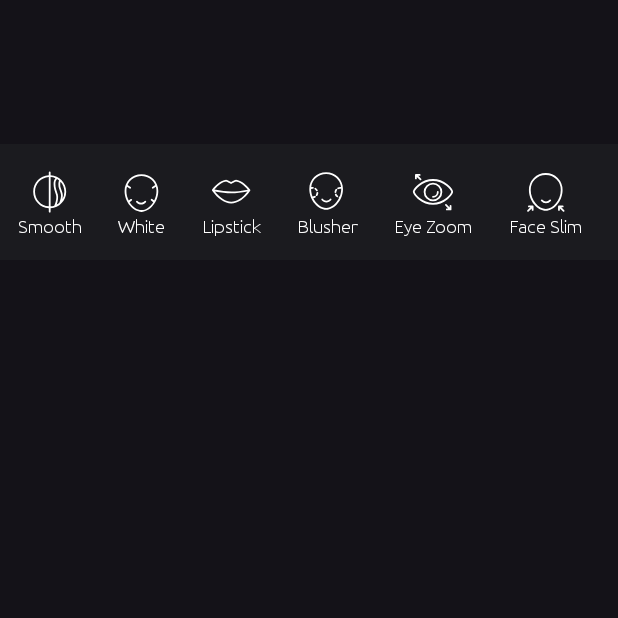
After one commit to AkatsukiRika/ZhouPics, an Android app: the fragment BeautifyFragment shown on its own in the app's theme, on a phone screen of 412 x 824 dp, the top half of it. The commit adds this screen. Run offline under Robolectric (Android 15) with nearby library versions, the phone set to English and light mode, and no system bars.

Commit message:
Feat: Add beautify fragment

```diff
--- a/app/src/main/java/com/tgwgroup/zhoupics/ui/edit/EditActivity.kt
+++ b/app/src/main/java/com/tgwgroup/zhoupics/ui/edit/EditActivity.kt
@@ -13,6 +13,7 @@ import com.tgwgroup.zhoupics.base.BaseActivity
 import com.tgwgroup.zhoupics.databinding.ActivityEditBinding
 import com.tgwgroup.zhoupics.render.RenderHelper
 import com.tgwgroup.zhoupics.ui.edit.adjust.AdjustFragment
+import com.tgwgroup.zhoupics.ui.edit.beautify.BeautifyFragment
 import com.tgwgroup.zhoupics.utils.LogUtil
 import com.tgwgroup.zhoupics.utils.collectIn
 import com.tgwgroup.zhoupics.utils.getBitmap
@@ -102,10 +103,21 @@ class EditActivity : BaseActivity<ActivityEditBinding>() {
     }
 
     private fun updateTabFragment(tabId: Int) {
-        val fragment = AdjustFragment()
-        supportFragmentManager.beginTransaction()
-            .replace(R.id.fcv_tab_fragment, fragment, AdjustFragment.TAG)
-            .commitNowAllowingStateLoss()
+        when (tabId) {
+            TAB_ADJUST -> {
+                val fragment = AdjustFragment()
+                supportFragmentManager.beginTransaction()
+                    .replace(R.id.fcv_tab_fragment, fragment, AdjustFragment.TAG)
+                    .commitNowAllowingStateLoss()
+            }
+
+            TAB_BEAUTIFY -> {
+                val fragment = BeautifyFragment()
+                supportFragmentManager.beginTransaction()
+                    .replace(R.id.fcv_tab_fragment, fragment, BeautifyFragment.TAG)
+                    .commitNowAllowingStateLoss()
+            }
+        }
     }
 
     private fun loadOriginalImage(onLoad: (() -> Unit)? = null, onLoadFailed: (() -> Unit)? = null) {
--- /dev/null
+++ b/app/src/main/java/com/tgwgroup/zhoupics/ui/edit/beautify/BeautifyAdapter.kt
@@ -0,0 +1,50 @@
+package com.tgwgroup.zhoupics.ui.edit.beautify
+
+import android.view.LayoutInflater
+import android.view.ViewGroup
+import androidx.recyclerview.widget.RecyclerView
+import com.tgwgroup.zhoupics.R
+import com.tgwgroup.zhoupics.databinding.ItemAdjustBinding
+
+class BeautifyAdapter : RecyclerView.Adapter<BeautifyAdapter.ViewHolder>() {
+
+    private val items: MutableList<BeautifyItem> = mutableListOf()
+
+    fun setItems(newItems: List<BeautifyItem>) {
+        items.clear()
+        items.addAll(newItems)
+        notifyDataSetChanged()
+    }
+
+    override fun onCreateViewHolder(parent: ViewGroup, viewType: Int): ViewHolder {
+        val binding = ItemAdjustBinding.inflate(LayoutInflater.from(parent.context), parent, false)
+        return ViewHolder(binding)
+    }
+
+    override fun onBindViewHolder(holder: ViewHolder, position: Int) {
+        val item = items[position]
+        holder.bind(item)
+    }
+
+    override fun getItemCount(): Int = items.size
+
+    inner class ViewHolder(private val binding: ItemAdjustBinding) : RecyclerView.ViewHolder(binding.root) {
+        fun bind(item: BeautifyItem) {
+            val context = binding.root.context
+
+            binding.ivIcon.setImageResource(item.icon)
+            binding.tvName.text = item.name
+            if (item.selected) {
+                binding.ivIcon.imageTintList = context.getColorStateList(R.color.theme)
+                binding.tvName.setTextColor(context.getColor(R.color.theme))
+            } else {
+                binding.ivIcon.imageTintList = context.getColorStateList(R.color.white)
+                binding.tvName.setTextColor(context.getColor(R.color.white))
+            }
+
+            binding.root.setOnClickListener {
+                item.onClick()
+            }
+        }
+    }
+}
--- /dev/null
+++ b/app/src/main/java/com/tgwgroup/zhoupics/ui/edit/beautify/BeautifyFragment.kt
@@ -0,0 +1,75 @@
+package com.tgwgroup.zhoupics.ui.edit.beautify
+
+import androidx.core.view.isInvisible
+import androidx.fragment.app.viewModels
+import androidx.lifecycle.lifecycleScope
+import androidx.recyclerview.widget.LinearLayoutManager
+import com.tgwgroup.zhoupics.base.BaseFragment
+import com.tgwgroup.zhoupics.databinding.FragmentBeautifyBinding
+import com.tgwgroup.zhoupics.utils.collectIn
+import com.tgwgroup.zhoupics.widgets.BidirectionalSlider
+
+class BeautifyFragment : BaseFragment<FragmentBeautifyBinding>() {
+    private val beautifyAdapter = BeautifyAdapter()
+
+    private val viewModel by viewModels<BeautifyViewModel>()
+
+    companion object {
+        const val TAG = "BeautifyFragment"
+    }
+
+    override fun onBindingCreate(): FragmentBeautifyBinding {
+        return FragmentBeautifyBinding.inflate(layoutInflater)
+    }
+
+    override fun initView() {
+        super.initView()
+        initRecyclerView()
+        initListeners()
+        initCollectors()
+
+        val binding = binding ?: return
+        binding.slider.bindBubble(binding.sliderBubble)
+    }
+
+    private fun initRecyclerView() {
+        val binding = binding ?: return
+        val context = context ?: return
+        binding.rvBeautify.layoutManager = LinearLayoutManager(context, LinearLayoutManager.HORIZONTAL, false)
+        binding.rvBeautify.adapter = beautifyAdapter
+    }
+
+    private fun initListeners() {
+        val binding = binding ?: return
+        binding.slider.setOnProgressChangeListener(object : BidirectionalSlider.OnProgressChangeListener {
+            override fun onStartTrackingTouch() {}
+
+            override fun onStopTrackingTouch() {}
+
+            override fun onProgressChanged(progress: Float, fromUser: Boolean) {
+            }
+        })
+    }
+
+    private fun initCollectors() {
+        viewModel.itemList.collectIn(lifecycleScope) {
+            beautifyAdapter.setItems(it)
+        }
+
+        viewModel.selectedItemId.collectIn(lifecycleScope) {
+            onSelectedItemChanged(it)
+        }
+    }
+
+    private fun onSelectedItemChanged(itemId: Int?) {
+        val binding = binding ?: return
+        val item = viewModel.itemList.value.find { it.id == itemId }
+        item?.let {
+            binding.slider.post {
+                binding.vSliderGradient.isInvisible = false
+                binding.slider.isInvisible = false
+            }
+        }
+        binding.slider.setValue(0f)
+    }
+}
--- /dev/null
+++ b/app/src/main/java/com/tgwgroup/zhoupics/ui/edit/beautify/BeautifyItem.kt
@@ -0,0 +1,18 @@
+package com.tgwgroup.zhoupics.ui.edit.beautify
+
+import androidx.annotation.DrawableRes
+
+data class BeautifyItem(
+    val id: Int,
+    @DrawableRes val icon: Int,
+    val name: String,
+    var selected: Boolean = false,
+    val onClick: () -> Unit
+)
+
+const val BEAUTIFY_SMOOTH = 0
+const val BEAUTIFY_WHITE = 1
+const val BEAUTIFY_LIPSTICK = 2
+const val BEAUTIFY_BLUSHER = 3
+const val BEAUTIFY_EYE_ZOOM = 4
+const val BEAUTIFY_FACE_SLIM = 5
--- /dev/null
+++ b/app/src/main/java/com/tgwgroup/zhoupics/ui/edit/beautify/BeautifyViewModel.kt
@@ -0,0 +1,79 @@
+package com.tgwgroup.zhoupics.ui.edit.beautify
+
+import androidx.lifecycle.ViewModel
+import com.tgwgroup.zhoupics.R
+import com.tgwgroup.zhoupics.utils.appContext
+import kotlinx.coroutines.flow.MutableStateFlow
+import kotlinx.coroutines.flow.StateFlow
+
+class BeautifyViewModel : ViewModel() {
+    private val itemListMutable = MutableStateFlow<List<BeautifyItem>>(emptyList())
+    val itemList: StateFlow<List<BeautifyItem>> = itemListMutable
+
+    private val selectedItemIdMutable = MutableStateFlow<Int?>(null)
+    val selectedItemId: StateFlow<Int?> = selectedItemIdMutable
+
+    init {
+        itemListMutable.value = listOf(
+            BeautifyItem(
+                id = BEAUTIFY_SMOOTH,
+                icon = R.drawable.ic_smooth,
+                name = appContext.getString(R.string.smooth),
+                onClick = {
+                    selectItem(BEAUTIFY_SMOOTH)
+                }
+            ),
+            BeautifyItem(
+                id = BEAUTIFY_WHITE,
+                icon = R.drawable.ic_white,
+                name = appContext.getString(R.string.white),
+                onClick = {
+                    selectItem(BEAUTIFY_WHITE)
+                }
+            ),
+            BeautifyItem(
+                id = BEAUTIFY_LIPSTICK,
+                icon = R.drawable.ic_lipstick,
+                name = appContext.getString(R.string.lipstick),
+                onClick = {
+                    selectItem(BEAUTIFY_LIPSTICK)
+                }
+            ),
+            BeautifyItem(
+                id = BEAUTIFY_BLUSHER,
+                icon = R.drawable.ic_blusher,
+                name = appContext.getString(R.string.blusher),
+                onClick = {
+                    selectItem(BEAUTIFY_BLUSHER)
+                }
+            ),
+            BeautifyItem(
+                id = BEAUTIFY_EYE_ZOOM,
+                icon = R.drawable.ic_eye_zoom,
+                name = appContext.getString(R.string.eye_zoom),
+                onClick = {
+                    selectItem(BEAUTIFY_EYE_ZOOM)
+                }
+            ),
+            BeautifyItem(
+                id = BEAUTIFY_FACE_SLIM,
+                icon = R.drawable.ic_face_slim,
+                name = appContext.getString(R.string.face_slim),
+                onClick = {
+                    selectItem(BEAUTIFY_FACE_SLIM)
+                }
+            )
+        )
+    }
+
+    private fun selectItem(id: Int) {
+        if (id == selectedItemIdMutable.value) {
+            return
+        } else {
+            itemListMutable.value = itemListMutable.value.map {
+                it.copy(selected = it.id == id)
+            }
+            selectedItemIdMutable.value = id
+        }
+    }
+}
--- a/app/src/main/java/com/tgwgroup/zhoupics/widgets/BidirectionalSlider.kt
+++ b/app/src/main/java/com/tgwgroup/zhoupics/widgets/BidirectionalSlider.kt
@@ -111,6 +111,7 @@ class BidirectionalSlider @JvmOverloads constructor(
 
     fun bindBubble(bubble: SliderBubble) {
         this.bubble = bubble
+        bubble.isBidirectional = isBidirectional
     }
 
     fun setValue(value: Float) {
@@ -152,6 +153,7 @@ class BidirectionalSlider @JvmOverloads constructor(
     fun setBidirectional(bidirectional: Boolean) {
         if (bidirectional != isBidirectional) {
             isBidirectional = bidirectional
+            bubble?.isBidirectional = isBidirectional
             val currentValue = getValue()
             if (bidirectional) {
                 setProgress(0f)
--- a/app/src/main/java/com/tgwgroup/zhoupics/widgets/SliderBubble.kt
+++ b/app/src/main/java/com/tgwgroup/zhoupics/widgets/SliderBubble.kt
@@ -16,6 +16,7 @@ class SliderBubble @JvmOverloads constructor(
     defStyleAttr: Int = 0,
 ) : FrameLayout(context, attrs, defStyleAttr) {
     private val binding = LayoutSliderBubbleBinding.inflate(LayoutInflater.from(context), this)
+    var isBidirectional = false
 
     init {
         layoutParams = LayoutParams(dpToPx(48f), dpToPx(48f))
@@ -33,9 +34,9 @@ class SliderBubble @JvmOverloads constructor(
     fun updateProgressText(progress: Float) {
         val intValue = progress.roundToInt()
         if (intValue > 0) {
-            binding.tvValue.text = "+$intValue"
+            binding.tvValue.text = if (isBidirectional) "+$intValue" else "$intValue"
         } else {
-            binding.tvValue.text = intValue.toString()
+            binding.tvValue.text = "$intValue"
         }
     }
 }
--- /dev/null
+++ b/app/src/main/res/drawable/ic_blusher.xml
@@ -0,0 +1,9 @@
+<vector xmlns:android="http://schemas.android.com/apk/res/android"
+    android:width="200dp"
+    android:height="200dp"
+    android:viewportWidth="1024"
+    android:viewportHeight="1024">
+  <path
+      android:pathData="M768.9,641.9a19.2,19.2 0,0 1,13.7 -34.6l1.5,0.2c19.5,-49.6 30.7,-103.9 30.5,-159.8 0,-3.9 -0.1,-7.9 -0.2,-11.8a19.1,19.1 0,0 1,-15.2 5.9,84.1 84.1,0 0,0 -41.1,7.8 19.2,19.2 0,1 1,-16.5 -34.7,121.9 121.9,0 0,1 60.1,-11.4c4,0.3 7.6,1.7 10.5,4C792.9,246.3 658.7,128 493.7,128 328.8,128 194.8,246 175.3,406.8a124.6,124.6 0,0 1,37.6 -3.4,19.2 19.2,0 0,1 -2.5,38.3 84.1,84.1 0,0 0,-37.5 6.2c-0.2,56.4 11,110.6 30.4,160h0.8a19.2,19.2 0,0 1,13.6 32.7,454.5 454.5,0 0,1 -14.3,-32.6A19.5,19.5 0,0 1,204.8 608c14.3,0 28.1,-3.6 40.3,-10.4a19.2,19.2 0,0 1,18.6 33.6,120.9 120.9,0 0,1 -43.8,14.2c61.4,122.7 173.3,207.6 276.1,207.6 101.2,0 212.4,-87.5 272.9,-211.2zM496,891.5c-174.2,0 -362.6,-204.2 -361.6,-443.9C134.4,244.9 294.2,89.6 493.7,89.6c199.5,0 359.2,155.3 359.2,358 1.2,236 -185.6,443.9 -356.9,443.9zM395,684.4a19.2,19.2 0,0 1,29.2 -24.9c20.1,23.6 46.7,36.9 75,36.9 28.2,0 54.9,-13.3 75,-36.9a19.2,19.2 0,0 1,29.2 24.9c-27.1,31.9 -64.3,50.4 -104.2,50.4 -39.9,0 -77.1,-18.5 -104.2,-50.4zM307.8,589.4a19.2,19.2 0,1 1,-32.5 -20.5c7.4,-11.9 11.8,-25.4 12.6,-39.6a19.2,19.2 0,1 1,38.3 2,121 121,0 0,1 -18.4,58zM313,469.3a19.2,19.2 0,0 1,-34.2 17.6,83.7 83.7,0 0,0 -27.6,-31.1 19.2,19.2 0,0 1,21.5 -31.8,122.1 122.1,0 0,1 40.4,45.4zM694.5,454.3a19.2,19.2 0,1 1,31.3 22.3,82.6 82.6,0 0,0 -14.8,38.8 19.2,19.2 0,1 1,-38.2 -4.3c2.3,-20.6 9.9,-40.1 21.8,-56.8zM682.1,573.3a19.2,19.2 0,1 1,35.2 -15.3c5.6,12.9 14.5,24.2 25.7,32.8a19.2,19.2 0,0 1,-23.4 30.5,122 122,0 0,1 -37.4,-47.9z"
+      android:fillColor="#ffffff"/>
+</vector>
--- /dev/null
+++ b/app/src/main/res/drawable/ic_eye_zoom.xml
@@ -0,0 +1,9 @@
+<vector xmlns:android="http://schemas.android.com/apk/res/android"
+    android:width="200dp"
+    android:height="200dp"
+    android:viewportWidth="1024"
+    android:viewportHeight="1024">
+  <path
+      android:pathData="M836.9,864l-63.2,-63.2a19.2,19.2 0,0 1,27.1 -27.1l66.4,66.4v-32.7a19.2,19.2 0,1 1,38.4 0L905.6,883.2a19.2,19.2 0,0 1,-19.2 19.2L806.4,902.4a19.2,19.2 0,1 1,0 -38.4h30.5zM196.7,166.4l63.2,63.2a19.2,19.2 0,0 1,-27.2 27.1L166.4,190.4v32.7a19.2,19.2 0,1 1,-38.4 0L128,147.2A19.2,19.2 0,0 1,147.2 128h80a19.2,19.2 0,1 1,0 38.4h-30.5zM512,783.3c-112.6,0 -218.8,-43 -306.9,-113.5 -70.2,-56.2 -121.9,-126.2 -121.9,-163.4 0,-37.1 51.6,-105.2 122.1,-159.9C293.3,278.3 399.5,236.8 512,236.8c112.5,0 218.7,41.5 306.7,109.6 70.5,54.7 122.1,122.8 122.1,159.9 0,37.2 -51.7,107.3 -121.9,163.4 -88.2,70.6 -194.4,113.5 -306.9,113.5zM512,744.9c103.1,0 201.2,-39.7 282.9,-105.1 61.8,-49.5 107.5,-111.4 107.5,-133.4 0,-21.7 -45.3,-81.6 -107.2,-129.5C713.5,313.5 615.3,275.2 512,275.2s-201.5,38.3 -283.2,101.6C166.9,424.8 121.6,484.6 121.6,506.3c0,22.1 45.6,84 107.5,133.4 81.8,65.4 179.8,105.1 282.9,105.1zM512,710.4a198.4,198.4 0,1 1,0 -396.8,198.4 198.4,0 0,1 0,396.8zM512,672a160,160 0,1 0,0 -320,160 160,0 0,0 0,320zM512,633.6a19.2,19.2 0,1 1,0 -38.4A83.2,83.2 0,0 0,595.2 512a19.2,19.2 0,1 1,38.4 0A121.6,121.6 0,0 1,512 633.6z"
+      android:fillColor="#ffffff"/>
+</vector>
--- /dev/null
+++ b/app/src/main/res/drawable/ic_face_slim.xml
@@ -0,0 +1,9 @@
+<vector xmlns:android="http://schemas.android.com/apk/res/android"
+    android:width="200dp"
+    android:height="200dp"
+    android:viewportWidth="1024"
+    android:viewportHeight="1024">
+  <path
+      android:pathData="M508.8,910.5c-174.1,0 -362.5,-204.1 -361.2,-443.8A354.7,354.7 0,0 1,506.5 108.9a354.7,354.7 0,0 1,359.1 357.8c1.3,236.1 -185.5,443.8 -356.8,443.8zM508.8,872c149.1,0 319.7,-189.9 318.4,-405.3A316.3,316.3 0,0 0,506.5 147.1,316.6 316.6,0 0,0 185.5,467c-0.8,219 171.1,405.3 323.3,405.3zM407.6,703.6a19.1,19.1 0,1 1,29.2 -25.8,94.7 94.7,0 0,0 149.9,0 19.1,19.1 0,0 1,29.2 25.8,133.1 133.1,0 0,1 -208.5,0zM177.5,838.2L147.1,838.2a19.1,19.1 0,0 1,0 -38.4h80a19.1,19.1 0,0 1,19.1 19.1v75.9a19.1,19.1 0,1 1,-38.4 0v-32.5L141.6,928.8a19.1,19.1 0,0 1,-27.1 -27.1zM838,838.2l63.2,63.2A19.1,19.1 0,0 1,874.1 928.8l-66.3,-66.3v32.8a19.1,19.1 0,0 1,-38.4 0v-76.1a19.1,19.1 0,0 1,19.1 -19.1h80a19.1,19.1 0,0 1,0 38.4z"
+      android:fillColor="#ffffff"/>
+</vector>
--- /dev/null
+++ b/app/src/main/res/drawable/ic_lipstick.xml
@@ -0,0 +1,9 @@
+<vector xmlns:android="http://schemas.android.com/apk/res/android"
+    android:width="200dp"
+    android:height="200dp"
+    android:viewportWidth="1024"
+    android:viewportHeight="1024">
+  <path
+      android:pathData="M108.8,466.2a19.1,19.1 0,0 1,4 -11.5c43.8,-56.9 101,-113.1 157.6,-150.3 51.2,-33.6 114.9,-54.8 138.5,-54.8 11,0 39.8,13.8 104.3,48.4 64.5,-34.6 93.3,-48.4 104.3,-48.4 23.7,0 87.3,21.2 138.5,54.8 56.6,37.2 113.7,93.4 157.6,150.3 0.6,0.8 1.1,1.5 1.5,2.4a19.1,19.1 0,0 1,9.4 17.8,19.1 19.1,0 0,1 -3.3,12.1c-119.7,174.6 -265.1,270.5 -404.6,270.5 -137,0 -284.2,-97.8 -407.2,-270.3a19.2,19.2 0,0 1,-0.8 -21.1zM863.3,501.9c-129.4,25.6 -244.3,38.4 -344.9,38.4 -101.3,0 -218.1,-13 -350.3,-38.9 110.2,140.3 235.5,217.8 348.7,217.8 115.6,0 239.2,-75.7 346.5,-217.2zM157.6,460.1c137.3,27.9 257.6,41.8 360.8,41.8 101.6,0 218.8,-13.5 351.6,-40.5 -39.3,-47.9 -87.7,-93.9 -135,-124.9 -45.2,-29.7 -101.7,-48.5 -117.5,-48.5 -1.2,0 -36.7,17.4 -88.7,45.2a19.3,19.3 0,0 1,-15.6 6.4,19.3 19.3,0 0,1 -15.6,-6.4c-52,-27.8 -87.6,-45.2 -88.7,-45.2 -15.7,0 -72.2,18.8 -117.5,48.5 -46.8,30.7 -94.7,76.2 -133.9,123.6z"
+      android:fillColor="#ffffff"/>
+</vector>
--- /dev/null
+++ b/app/src/main/res/drawable/ic_smooth.xml
@@ -0,0 +1,9 @@
+<vector xmlns:android="http://schemas.android.com/apk/res/android"
+    android:width="200dp"
+    android:height="200dp"
+    android:viewportWidth="1024"
+    android:viewportHeight="1024">
+  <path
+      android:pathData="M705.9,264.3a314.4,314.4 0,0 0,-43.2 -30.2c-2.3,4.1 -4.9,7.8 -8.4,12.4 1.6,-2.1 -5.5,7.2 -7,9.3 -13.7,19.1 -20.1,41.8 -20.1,91.8 0,39.4 4.7,68.6 15.3,103.1 1.3,4.4 26.8,78.1 35.2,107.7 17.5,61.8 0.2,164.5 -22.6,222.9 20.1,-10.9 38.9,-24 56.1,-38.9 2.2,-6.6 11.5,-33.3 14.3,-42 13.3,-40.1 20.4,-71.8 21.4,-102.3a166.9,166.9 0,0 0,-3.9 -43.3,585.2 585.2,0 0,0 -22.4,-74.6c-0.1,-0.3 -12.3,-32.3 -15.4,-41.1 -9.7,-28.3 -13.9,-53.2 -13.9,-88.7 0,-39 4.9,-65.6 14.7,-86.2zM735.9,292.8c-4.2,13.9 -6.3,32.1 -6.3,57.8 0,31.4 3.6,52.2 11.9,76.6 2.8,8.1 14.7,39.5 15,40.3a622.1,622.1 0,0 1,23.8 79c3.9,16.7 5.5,34.3 4.9,52.9 -0.6,21.2 -3.8,42.5 -9.5,65.6A312.1,312.1 0,0 0,819.2 505.6c0,-82.2 -31.6,-156.9 -83.3,-212.8zM628.3,216.9a311.9,311.9 0,0 0,-103.5 -24.3v626a312.5,312.5 0,0 0,77.2 -14.5,19.1 19.1,0 0,1 4.5,-11.4c5.5,-6.5 20.4,-45.9 29.5,-84.7 12.5,-53.2 15.1,-102.6 4.7,-139.1 -8,-28.4 -33.3,-101.5 -34.9,-106.9 -11.7,-38 -17,-71 -17,-114.4 0,-57.5 8.6,-88.1 27.3,-114.2 1.9,-2.6 9.2,-12.2 7.6,-10.2 1.9,-2.6 3.3,-4.6 4.5,-6.4zM486.4,857.1c-185.5,-10 -332.8,-163.5 -332.8,-351.5 0,-188 147.3,-341.5 332.8,-351.5L486.4,96a19.2,19.2 0,1 1,38.4 0v58.1c185.5,10 332.8,163.5 332.8,351.5 0,188 -147.3,341.5 -332.8,351.5v75.1a19.2,19.2 0,1 1,-38.4 0L486.4,857.1zM486.4,818.6L486.4,192.6C322.2,202.5 192,338.8 192,505.6S322.2,808.7 486.4,818.6z"
+      android:fillColor="#ffffff"/>
+</vector>
--- /dev/null
+++ b/app/src/main/res/drawable/ic_white.xml
@@ -0,0 +1,9 @@
+<vector xmlns:android="http://schemas.android.com/apk/res/android"
+    android:width="200dp"
+    android:height="200dp"
+    android:viewportWidth="1024"
+    android:viewportHeight="1024">
+  <path
+      android:pathData="M247.8,728.7c63.9,101.6 162.7,169.2 254.4,169.2 89.6,0 186.9,-68.5 250,-169.9L706.6,693.8a19.2,19.2 0,1 1,23 -30.7l41.7,31.3c30.9,-60.3 49.8,-129.6 49.4,-201.9 0,-32 -4.4,-62.7 -12.7,-91.5l-56.2,37.5a19.2,19.2 0,0 1,-21.3 -31.9l64.2,-42.8C745.7,249.5 632.8,172.8 499.9,172.8c-133.1,0 -246.1,76.9 -295,191.2l64.8,43.2a19.2,19.2 0,1 1,-21.3 31.9l-56.8,-37.8a330.4,330.4 0,0 0,-12.6 91.2c-0.3,73.1 18.6,142.5 49.6,202.6L271.4,663a19.2,19.2 0,0 1,23 30.7l-46.6,34.9zM502.2,936.3c-174.2,0 -362.6,-204.2 -361.6,-443.9 0,-202.7 159.8,-358 359.2,-358S859.1,289.7 859.1,492.4c1.2,236 -185.6,443.9 -356.9,443.9zM388.6,729.2a19.2,19.2 0,0 1,29.2 -24.9c20.1,23.6 46.7,36.9 75,36.9 28.2,0 54.9,-13.3 75,-36.9a19.2,19.2 0,0 1,29.2 24.9c-27.1,31.9 -64.3,50.4 -104.2,50.4 -39.9,0 -77.1,-18.5 -104.2,-50.4z"
+      android:fillColor="#ffffff"/>
+</vector>
--- /dev/null
+++ b/app/src/main/res/layout/fragment_beautify.xml
@@ -0,0 +1,50 @@
+<?xml version="1.0" encoding="utf-8"?>
+<androidx.constraintlayout.widget.ConstraintLayout xmlns:android="http://schemas.android.com/apk/res/android"
+    android:layout_width="match_parent"
+    android:layout_height="wrap_content"
+    xmlns:app="http://schemas.android.com/apk/res-auto"
+    xmlns:tools="http://schemas.android.com/tools"
+    tools:background="@color/white">
+
+    <com.tgwgroup.zhoupics.widgets.SliderBubble
+        android:id="@+id/slider_bubble"
+        android:layout_width="48dp"
+        android:layout_height="48dp"
+        app:layout_constraintTop_toTopOf="parent"
+        app:layout_constraintStart_toStartOf="@id/slider"
+        android:translationY="12dp" />
+
+    <View
+        android:id="@+id/v_slider_gradient"
+        android:layout_width="match_parent"
+        android:layout_height="48dp"
+        app:layout_constraintTop_toBottomOf="@id/slider_bubble"
+        android:background="@drawable/bg_slider_gradient"
+        android:visibility="invisible"
+        tools:visibility="visible" />
+
+    <com.tgwgroup.zhoupics.widgets.BidirectionalSlider
+        android:id="@+id/slider"
+        android:layout_width="match_parent"
+        android:layout_height="48dp"
+        app:layout_constraintTop_toBottomOf="@id/slider_bubble"
+        android:layout_marginHorizontal="32dp"
+        app:bidirectional="false"
+        app:minValue="0"
+        app:maxValue="100"
+        app:defaultProgress="0"
+        android:visibility="invisible"
+        tools:visibility="visible" />
+
+    <androidx.recyclerview.widget.RecyclerView
+        android:id="@+id/rv_beautify"
+        android:layout_width="match_parent"
+        android:layout_height="wrap_content"
+        android:paddingVertical="16dp"
+        app:layout_constraintTop_toBottomOf="@id/slider"
+        tools:listitem="@layout/item_adjust"
+        tools:layoutManager="androidx.recyclerview.widget.LinearLayoutManager"
+        tools:orientation="horizontal"
+        android:background="@color/theme_bg"/>
+
+</androidx.constraintlayout.widget.ConstraintLayout>
--- a/app/src/main/res/values/strings.xml
+++ b/app/src/main/res/values/strings.xml
@@ -16,4 +16,10 @@
     <string name="saturation">Saturation</string>
     <string name="sharpness">Sharpness</string>
     <string name="brightness">Brightness</string>
+    <string name="smooth">Smooth</string>
+    <string name="white">White</string>
+    <string name="lipstick">Lipstick</string>
+    <string name="blusher">Blusher</string>
+    <string name="eye_zoom">Eye Zoom</string>
+    <string name="face_slim">Face Slim</string>
 </resources>
```
